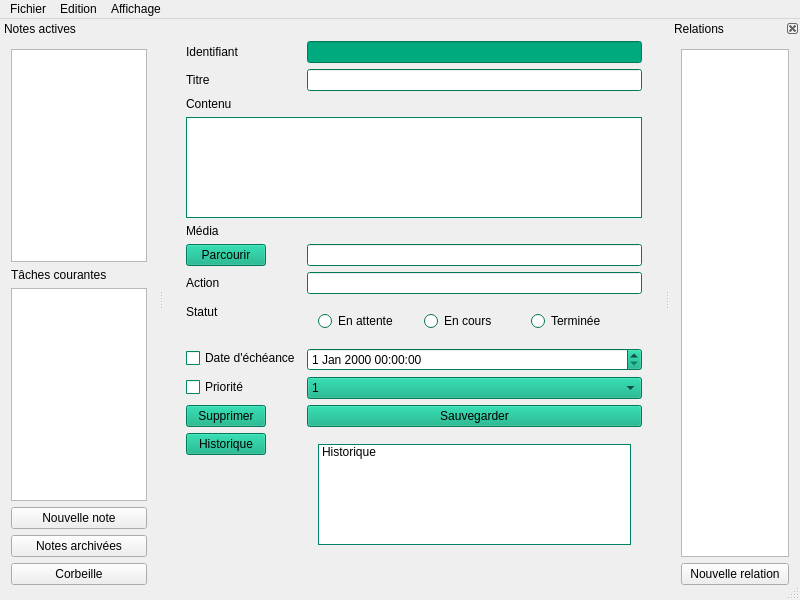
AudeC/notepod--, file mainwindow.ui: the form before one commit.
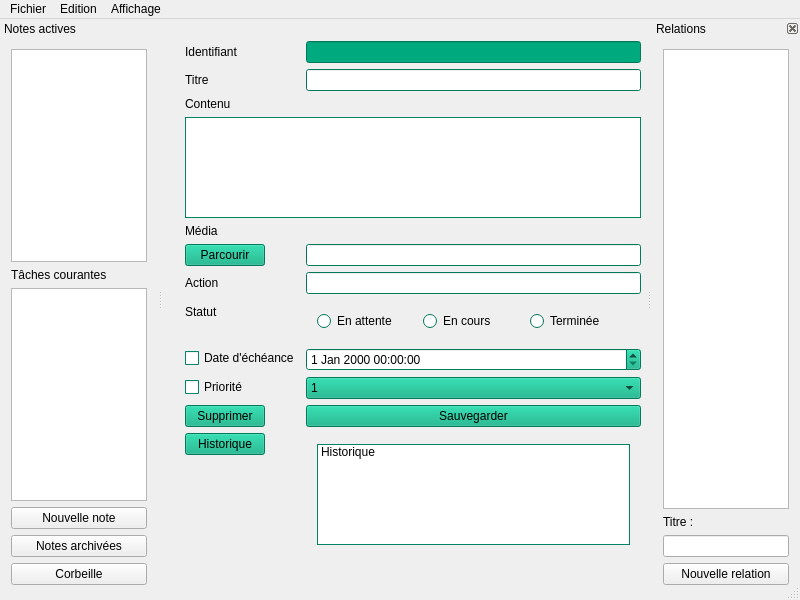
The form after the commit.

```diff
--- a/mainwindow.ui
+++ b/mainwindow.ui
@@ -737,7 +737,7 @@
   <widget class="QDockWidget" name="dockRelations_2">
    <property name="minimumSize">
     <size>
-     <width>125</width>
+     <width>148</width>
      <height>577</height>
     </size>
    </property>
@@ -755,6 +755,16 @@
      <item>
       <widget class="QListWidget" name="listeRelations"/>
      </item>
+     <item>
+      <widget class="QLabel" name="label">
+       <property name="text">
+        <string>Titre : </string>
+       </property>
+      </widget>
+     </item>
+     <item>
+      <widget class="QLineEdit" name="titreNouvelleRel"/>
+     </item>
      <item>
       <widget class="QPushButton" name="btnAjouterRel">
        <property name="text">
```
